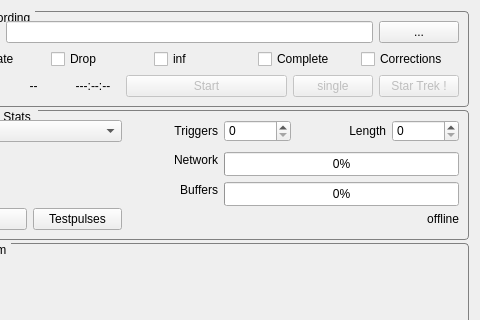
The window that SpidrMpx3Eq/qcstmglvisualization.ui (navrit/dexter) describes before a commit, drawn with Qt 5; both pictures show x 710 to 1190 and y 0 to 320 of the 1190 by 634 pixel window.
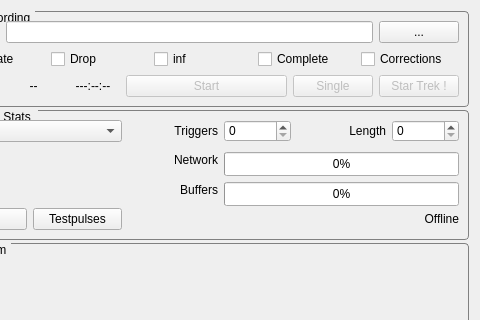
The same window after the commit. Custom widgets are drawn as their Qt base class.

What changed in the file:
```diff
--- a/SpidrMpx3Eq/qcstmglvisualization.ui
+++ b/SpidrMpx3Eq/qcstmglvisualization.ui
@@ -322,7 +322,7 @@
                <string>single shot (use it to check pixel depth overflow)</string>
               </property>
               <property name="text">
-               <string>single</string>
+               <string>Single</string>
               </property>
              </widget>
             </item>
@@ -453,7 +453,7 @@
                <enum>Qt::RightToLeft</enum>
               </property>
               <property name="text">
-               <string>offline</string>
+               <string>Offline</string>
               </property>
               <property name="textFormat">
                <enum>Qt::RichText</enum>
```
